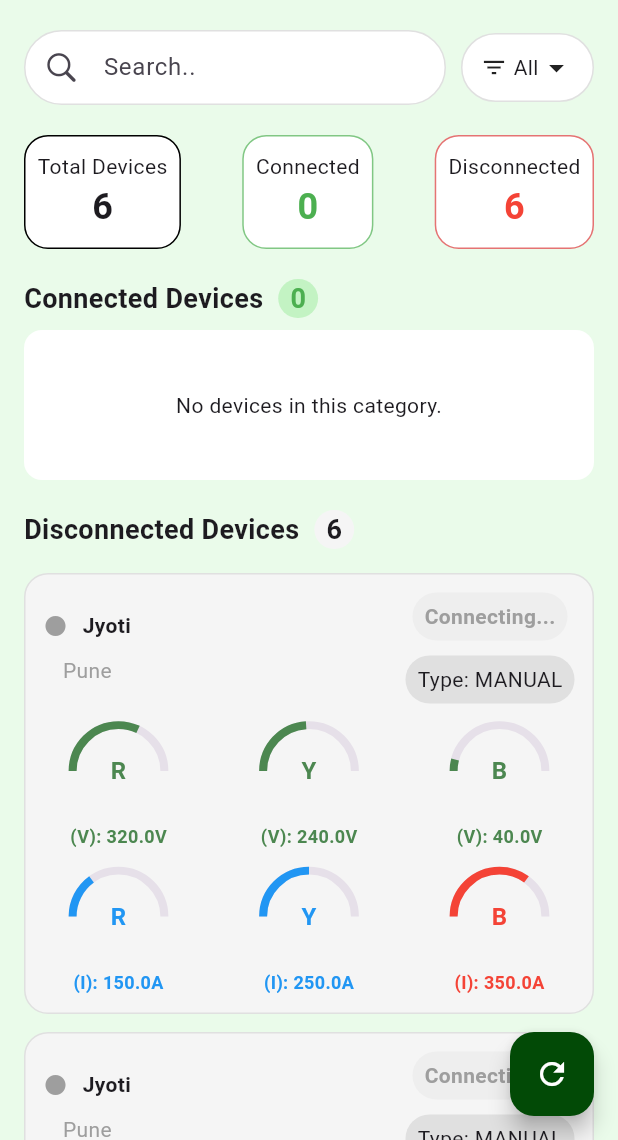
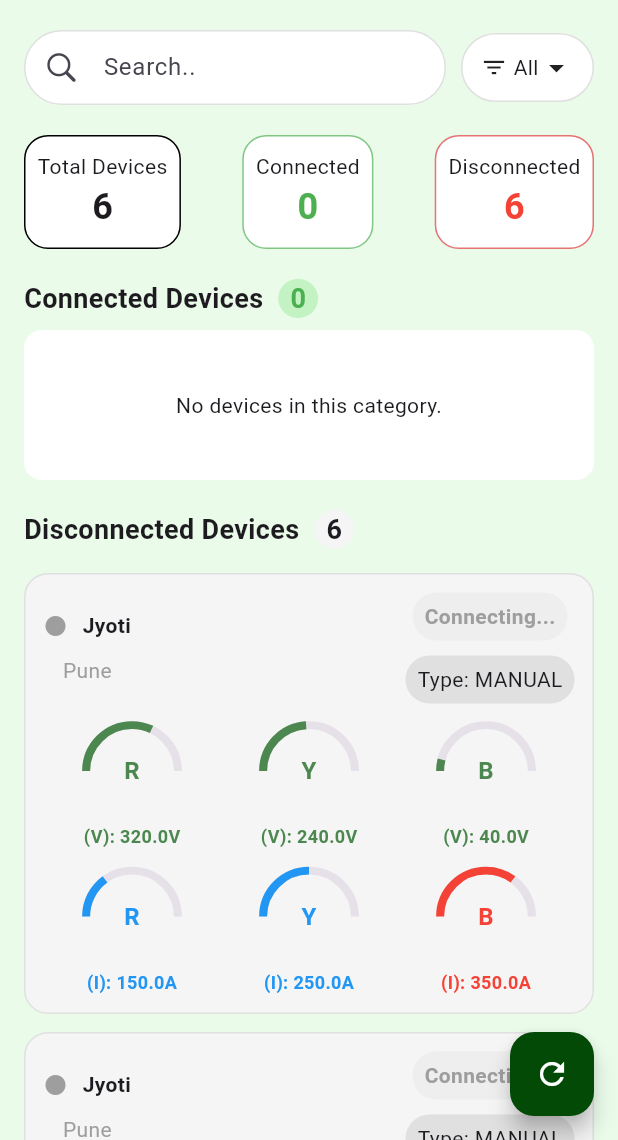
Before and after one commit to maheshsuthar49/waterpump_app, a Flutter app: the DashboardScreen screen opened directly, on a phone screen of 412 x 824 dp, the part 96-1236 px from its top. Run offline on Flutter 3.47's test engine with Material 3 defaults, Android fonts, the phone set to English and light mode, and no system bars; drawn by our look-alikes of syncfusion_flutter_gauges; our stand-ins replace animated_splash_screen, curved_navigation_bar, get; network calls fail.

Commit message:
update code

```diff
--- a/lib/presentation/screens/dashboard_screen.dart
+++ b/lib/presentation/screens/dashboard_screen.dart
@@ -7,6 +7,8 @@ import 'package:water_pump/model/deivces.dart';
 import 'package:water_pump/presentation/widgets/device_card.dart';
 import 'package:water_pump/presentation/screens/drawer_screen.dart';
 import 'package:water_pump/presentation/screens/profile_screen.dart';
+
+import '../widgets/bottomnav_screen.dart';
 
 class DashboardScreen extends StatelessWidget {
   final GlobalKey<ScaffoldState> _scaffoldKey = GlobalKey<ScaffoldState>();
@@ -263,7 +265,12 @@ class DashboardScreen extends StatelessWidget {
                   itemBuilder: (context, index) {
                   return Padding(
                     padding: const EdgeInsets.symmetric(vertical: 6),
-                    child: DeviceCard(),
+                    child: InkWell(
+                        onTap: () {
+                          controller.index.value = 0;
+                          Get.to(BottomNavScreen(), transition: Transition.zoom);
+                        },
+                        child: DeviceCard()),
                   );
                 },
                 )
--- a/lib/presentation/screens/report_screen.dart
+++ b/lib/presentation/screens/report_screen.dart
@@ -66,7 +66,9 @@ class ReportScreen extends StatelessWidget {
                     //Table
                     SingleChildScrollView(
                       scrollDirection: Axis.horizontal,
-                      child: DataTable(
+                      child:
+
+                      DataTable(
                         headingRowColor: WidgetStateProperty.all(
                           Color(0xffeafbea),
                         ),
--- a/lib/presentation/widgets/bottomnav_screen.dart
+++ b/lib/presentation/widgets/bottomnav_screen.dart
@@ -10,7 +10,7 @@ import 'package:water_pump/presentation/screens/scheduling_screen.dart';
 import 'package:water_pump/presentation/screens/settings_screen.dart';
 
 class BottomNavScreen extends StatelessWidget{
- final controller =  Get.put(TaskController());
+ final controller =  Get.find<TaskController>();
   final pageController = PageController();
   @override
   Widget build(BuildContext context) {
--- a/lib/presentation/widgets/device_card.dart
+++ b/lib/presentation/widgets/device_card.dart
@@ -1,6 +1,7 @@
 import 'package:flutter/material.dart';
 import 'package:get/get.dart';
 import 'package:get/get_core/src/get_main.dart';
+import 'package:water_pump/controller/controller.dart';
 import 'package:water_pump/presentation/screens/device_detail.dart';
 import 'package:water_pump/presentation/widgets/gauge2_widget.dart';
 import 'package:water_pump/presentation/widgets/gauge_widget.dart';
@@ -11,11 +12,7 @@ class DeviceCard extends StatelessWidget {
 
   @override
   Widget build(BuildContext context) {
-    return InkWell(
-      onTap: () {
-        Get.to(BottomNavScreen(), transition: Transition.zoom);
-      },
-      child: Container(
+    return Container(
       padding: EdgeInsets.all(12),
       decoration: BoxDecoration(
         color: Colors.grey.shade100,
@@ -67,23 +64,22 @@ class DeviceCard extends StatelessWidget {
           Row(
             mainAxisAlignment: MainAxisAlignment.spaceBetween,
             children: [
-               GaugeWidget(value: 320, label: "R"),
-               GaugeWidget(value: 240, label: "Y"),
-               GaugeWidget(value: 40, label: "B"),
+             Expanded(child: GaugeWidget(value: 320, label: "R")),
+             Expanded(child: GaugeWidget(value: 240, label: "Y")),
+             Expanded(child: GaugeWidget(value: 40, label: "B")),
             ],
           ),
           SizedBox(height: 10,),
           Row(
             mainAxisAlignment: MainAxisAlignment.spaceBetween,
             children: [
-                GaugeTwoWidget(value1: 150, label2: "R"),
-                GaugeTwoWidget(value1: 250, label2: "Y"),
-                GaugeTwoWidget(value1: 350, label2: "B"),
+              Expanded(child: GaugeTwoWidget(value1: 150, label2: "R")),
+              Expanded(child: GaugeTwoWidget(value1: 250, label2: "Y")),
+              Expanded(child: GaugeTwoWidget(value1: 350, label2: "B")),
             ],
           )
         ],
       ),
-      ),
     );
   }
 }
--- a/pubspec.yaml
+++ b/pubspec.yaml
@@ -40,6 +40,7 @@ dependencies:
   syncfusion_flutter_gauges: ^31.1.19
   intl: ^0.20.2
   month_picker_dialog: ^6.5.0
+  syncfusion_flutter_charts: ^31.1.19
 
 dev_dependencies:
   flutter_test:
```
Also changed, not shown: lib/binding/bottomnav_binding.dart (added, +10 -0 lines), lib/controller/controller.dart (line endings or trailing spaces), pubspec.lock. Lines whose indentation alone changed are shown as unchanged.
